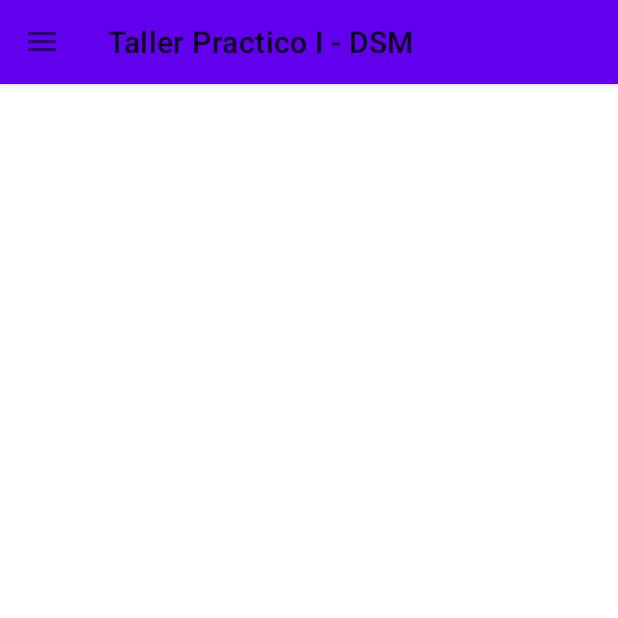
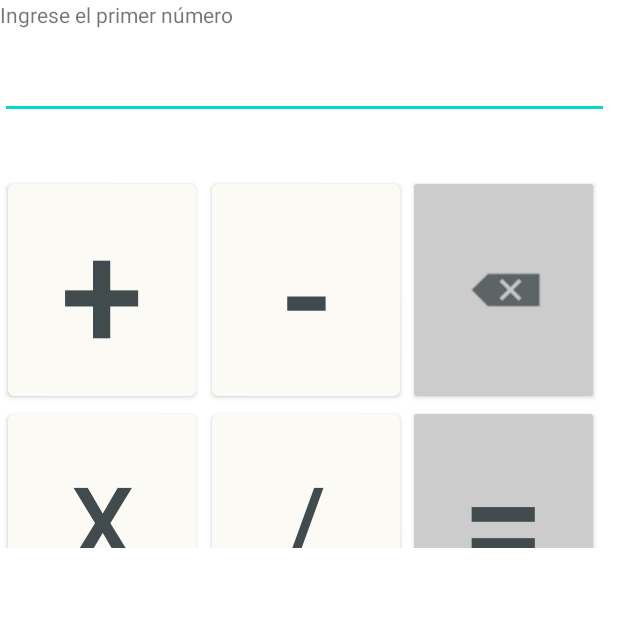
Before and after one commit to tito027/Taller_Practico_I_DSM, an Android app: the screen it shows after launch (MainActivity before the commit, CalculadoraActivity after it), on a phone screen of 412 x 824 dp, the top half of it. Run offline under Robolectric (Android 15) with nearby library versions, the phone set to English and light mode, and no system bars.

Commit message:
Agrega Calculadora al proyecto

```diff
--- a/app/src/main/AndroidManifest.xml
+++ b/app/src/main/AndroidManifest.xml
@@ -20,6 +20,15 @@
                 <category android:name="android.intent.category.LAUNCHER" />
             </intent-filter>
         </activity>
+        <activity
+            android:name=".CalculadoraActivity"
+            android:exported="true">
+            <intent-filter>
+                <action android:name="android.intent.action.MAIN" />
+
+                <category android:name="android.intent.category.LAUNCHER" />
+            </intent-filter>
+        </activity>
     </application>
 
 </manifest>
--- /dev/null
+++ b/app/src/main/java/com/example/tallerpracticoi_dsm/CalculadoraActivity.kt
@@ -0,0 +1,72 @@
+package com.example.tallerpracticoi_dsm
+
+import androidx.appcompat.app.AppCompatActivity
+import android.os.Bundle
+import android.widget.Button
+import android.widget.EditText
+import android.widget.TextView
+import android.widget.Toast
+
+class CalculadoraActivity : AppCompatActivity() {
+    lateinit var iptNum: EditText
+    lateinit var txtResult: TextView
+    private var num1: Double = 0.0
+    private var num2: Double = 0.0
+    private var isSecond: Boolean = false
+    private var operator: Char = '0'
+
+
+    private fun validNum(): Boolean {
+        val isValid = iptNum.text.toString().isNotEmpty()
+        if(!isValid)Toast.makeText(this, "Ingrese un número antes de indicar la operación", Toast.LENGTH_SHORT).show()
+        return isValid
+    }
+    private fun operate(): String {
+        println("********************")
+        println("Operador $this.operator")
+        println("Operador num1")
+        println("********************")
+        return when(this.operator) {
+            '+' -> (num1 + num2).toString()
+            '-' -> (num1 - num2).toString()
+            '*' -> (num1 * num2).toString()
+            '/' -> (num1 / num2).toString()
+            else -> num1.toString()
+        }
+    }
+    private fun setOperate(op: Char) {
+        if(!this.validNum()) return
+        else if(isSecond) return Toast.makeText(this, "No puede sumar otra cantidad", Toast.LENGTH_SHORT).show()
+        num1 = iptNum.text.toString().toDouble()
+        iptNum.setText("")
+        operator = op
+        isSecond = true
+    }
+    private fun getButtons(): Map<Char, Button> {
+        val ids = mapOf('+' to R.id.btnAdd, '-' to R.id.btnMinus, '*' to R.id.btnMultiply, '/' to R.id.btnDivide)
+        return ids.mapValues { findViewById(it.value) }
+    }
+    override fun onCreate(savedInstanceState: Bundle?) {
+        super.onCreate(savedInstanceState)
+        setContentView(R.layout.calculadora_main)
+
+        // IptNum
+        iptNum = findViewById(R.id.iptNumber1)
+        // iptResult
+        txtResult = findViewById(R.id.txtResult)
+        // btn
+        val buttons: Map<Char,Button> = getButtons()
+        buttons.forEach { (c, button) -> button.setOnClickListener { setOperate(c)} }
+
+        // btnEqual
+        val btnEqual = findViewById<Button>(R.id.btnEqual)
+        btnEqual.setOnClickListener {
+            if(!this.validNum()) return@setOnClickListener
+            num2 = iptNum.text.toString().toDouble()
+            val result = this.operate()
+            txtResult.text = " $num1 $operator $num2 = $result"
+            iptNum.setText("")
+            isSecond = false
+        }
+    }
+}
--- a/app/src/main/java/com/example/tallerpracticoi_dsm/MainActivity.kt
+++ b/app/src/main/java/com/example/tallerpracticoi_dsm/MainActivity.kt
@@ -1,5 +1,6 @@
 package com.example.tallerpracticoi_dsm
 
+import android.content.Intent
 import android.content.res.Configuration
 import androidx.appcompat.app.AppCompatActivity
 import android.os.Bundle
@@ -38,9 +39,9 @@ class MainActivity : AppCompatActivity(), NavigationView.OnNavigationItemSelecte
 
     override fun onNavigationItemSelected(item: MenuItem): Boolean {
         when(item.itemId) {
-            R.id.nav_exercise_one -> Toast.makeText(this, "Item 1", Toast.LENGTH_SHORT).show()
+            R.id.nav_exercise_one -> startActivity(Intent(this@MainActivity, CalculadoraActivity::class.java))
             R.id.nav_exercise_two -> Toast.makeText(this, "Item 2", Toast.LENGTH_SHORT).show()
-            R.id.nav_exercise_three -> Toast.makeText(this, "Item 3", Toast.LENGTH_SHORT).show()
+            R.id.nav_exercise_three -> startActivity(Intent(this@MainActivity, CalculadoraActivity::class.java))
         }
 
         drawer.closeDrawer(GravityCompat.START)
--- a/app/src/main/res/layout/activity_main.xml
+++ b/app/src/main/res/layout/activity_main.xml
@@ -1,5 +1,6 @@
 <?xml version="1.0" encoding="utf-8"?>
-<androidx.drawerlayout.widget.DrawerLayout xmlns:android="http://schemas.android.com/apk/res/android"
+<androidx.drawerlayout.widget.DrawerLayout
+    xmlns:android="http://schemas.android.com/apk/res/android"
     xmlns:app="http://schemas.android.com/apk/res-auto"
     xmlns:tools="http://schemas.android.com/tools"
     android:id="@+id/drawer_layout"
--- /dev/null
+++ b/app/src/main/res/layout/calculadora_main.xml
@@ -0,0 +1,145 @@
+<?xml version="1.0" encoding="utf-8"?>
+<androidx.constraintlayout.widget.ConstraintLayout xmlns:android="http://schemas.android.com/apk/res/android"
+    xmlns:app="http://schemas.android.com/apk/res-auto"
+    xmlns:tools="http://schemas.android.com/tools"
+    android:layout_width="match_parent"
+    android:layout_height="365dp"
+    tools:context=".CalculadoraActivity">
+
+    <LinearLayout
+        android:layout_width="406dp"
+        android:layout_height="802dp"
+        android:orientation="vertical"
+        tools:layout_editor_absoluteX="1dp"
+        tools:layout_editor_absoluteY="1dp">
+
+        <LinearLayout
+            android:layout_width="match_parent"
+            android:layout_height="34dp"
+            android:orientation="horizontal">
+
+            <TextView
+                android:id="@+id/txtIndication"
+                android:layout_width="204dp"
+                android:layout_height="wrap_content"
+                android:text="Ingrese el primer número" />
+
+        </LinearLayout>
+
+        <LinearLayout
+            android:layout_width="match_parent"
+            android:layout_height="wrap_content"
+            android:orientation="horizontal">
+
+            <EditText
+                android:id="@+id/iptNumber1"
+                android:layout_width="wrap_content"
+                android:layout_height="wrap_content"
+                android:layout_weight="1"
+                android:ems="10"
+                android:inputType="number|numberDecimal" />
+
+        </LinearLayout>
+
+        <TextView
+            android:id="@+id/txtResult"
+            android:layout_width="match_parent"
+            android:layout_height="37dp"
+            android:gravity="center_vertical|end"
+            android:paddingRight="15dp"
+            android:textAlignment="gravity" />
+
+        <TableLayout
+            android:layout_width="match_parent"
+            android:layout_height="match_parent">
+
+            <TableRow
+                android:layout_width="match_parent"
+                android:layout_height="363dp"
+                android:clipToPadding="true">
+
+                <Button
+                    android:id="@+id/btnAdd"
+                    android:layout_width="125dp"
+                    android:layout_height="match_parent"
+                    android:layout_marginHorizontal="5dp"
+                    android:text="+"
+                    android:textColor="@color/black_soft"
+                    android:textSize="150px"
+                    app:backgroundTint="@color/white_soft" />
+
+                <Button
+                    android:id="@+id/btnMinus"
+                    android:layout_width="125dp"
+                    android:layout_height="match_parent"
+                    android:layout_marginHorizontal="5dp"
+                    android:text="-"
+                    android:textColor="@color/black_soft"
+                    android:textSize="150px"
+                    app:backgroundTint="@color/white_soft" />
+
+                <Button
+                    android:id="@+id/btnDelete"
+                    style="@style/Widget.AppCompat.Button"
+                    android:layout_width="125dp"
+                    android:layout_height="match_parent"
+                    android:backgroundTintMode="add"
+                    android:isScrollContainer="false"
+                    android:paddingLeft="40dp"
+                    android:pointerIcon="all_scroll"
+                    android:textAlignment="center"
+                    android:textColor="@color/black"
+                    android:textSize="150px"
+                    app:backgroundTint="@color/grey_soft"
+                    app:icon="@android:drawable/ic_input_delete"
+                    app:iconPadding="0dp"
+                    app:iconSize="50dp"
+                    app:iconTint="@color/black_soft" />
+            </TableRow>
+
+            <TableRow
+                android:layout_width="match_parent"
+                android:layout_height="match_parent"
+                android:clipToPadding="true">
+
+                <Button
+                    android:id="@+id/btnMultiply"
+                    android:layout_width="125dp"
+                    android:layout_height="match_parent"
+                    android:layout_marginHorizontal="5dp"
+                    android:text="x"
+                    android:textColor="@color/black_soft"
+                    android:textSize="100px"
+                    app:backgroundTint="@color/white_soft" />
+
+                <Button
+                    android:id="@+id/btnDivide"
+                    android:layout_width="125dp"
+                    android:layout_height="match_parent"
+                    android:layout_marginHorizontal="5dp"
+                    android:text="/"
+                    android:textColor="@color/black_soft"
+                    android:textSize="100px"
+                    app:backgroundTint="@color/white_soft" />
+
+                <Button
+                    android:id="@+id/btnEqual"
+                    style="@style/Widget.AppCompat.Button"
+                    android:layout_width="127dp"
+                    android:layout_height="match_parent"
+                    android:backgroundTintMode="add"
+                    android:isScrollContainer="false"
+                    android:pointerIcon="cell"
+                    android:text="="
+                    android:textAlignment="center"
+                    android:textColor="@color/black_soft"
+                    android:textSize="150px"
+                    app:backgroundTint="@color/grey_soft"
+                    app:iconSize="50dp"
+                    app:iconTint="@color/black_soft" />
+            </TableRow>
+
+        </TableLayout>
+
+    </LinearLayout>
+</androidx.constraintlayout.widget.ConstraintLayout>
--- a/app/src/main/res/values/colors.xml
+++ b/app/src/main/res/values/colors.xml
@@ -7,4 +7,7 @@
     <color name="teal_700">#FF018786</color>
     <color name="black">#FF000000</color>
     <color name="white">#FFFFFFFF</color>
+    <color name="white_soft">#FBFAF5</color>
+    <color name="black_soft">#414a4c</color>
+    <color name="grey_soft">#cccccc</color>
 </resources>
--- a/build.gradle
+++ b/build.gradle
@@ -1,6 +1,6 @@
 // Top-level build file where you can add configuration options common to all sub-projects/modules.
 plugins {
-    id 'com.android.application' version '7.4.0' apply false
-    id 'com.android.library' version '7.4.0' apply false
+    id 'com.android.application' version '7.4.1' apply false
+    id 'com.android.library' version '7.4.1' apply false
     id 'org.jetbrains.kotlin.android' version '1.7.21' apply false
 }
```
